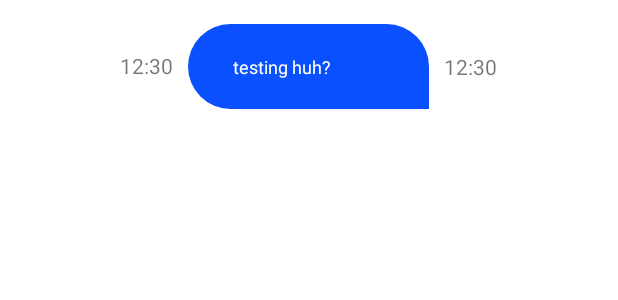
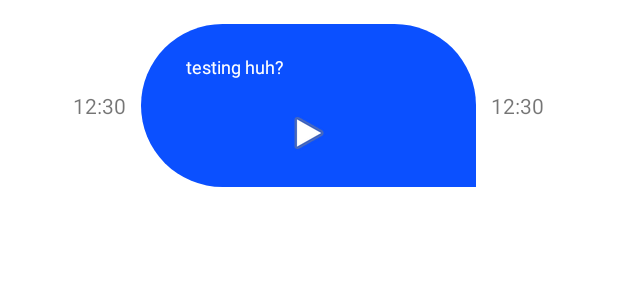
Before and after one commit to aksov19/AndroidFinal, an Android app: the layout chat_message_item.xml on its own in the app's theme, with its tools: preview values and no code run, on a phone screen of 412 x 824 dp. Shown: the top 300 px of the screen. Run offline under Robolectric (Android 15) with nearby library versions, the phone set to English and light mode, and no system bars.

Commit message:
Added voice message visuals

```diff
--- a/app/src/main/AndroidManifest.xml
+++ b/app/src/main/AndroidManifest.xml
@@ -1,6 +1,8 @@
 <?xml version="1.0" encoding="utf-8"?>
 <manifest xmlns:android="http://schemas.android.com/apk/res/android"
     xmlns:tools="http://schemas.android.com/tools">
+
+    <uses-permission android:name="android.permission.RECORD_AUDIO" />
 
     <application
         android:allowBackup="true"
@@ -34,5 +36,4 @@
             android:name=".views.ChatActivity"
             android:exported="false" />
     </application>
-
 </manifest>
--- a/app/src/main/res/layout/chat_message_item.xml
+++ b/app/src/main/res/layout/chat_message_item.xml
@@ -1,5 +1,6 @@
 <?xml version="1.0" encoding="utf-8"?>
 <LinearLayout xmlns:android="http://schemas.android.com/apk/res/android"
+    xmlns:app="http://schemas.android.com/apk/res-auto"
     xmlns:tools="http://schemas.android.com/tools"
     android:layout_width="match_parent"
     android:layout_height="wrap_content"
@@ -16,25 +17,42 @@
         android:id="@+id/timeViewL"
         android:layout_width="wrap_content"
         android:layout_height="wrap_content"
+        android:layout_gravity="center_vertical|end"
         android:layout_weight="0"
         android:paddingEnd="@dimen/chat_item_space"
         android:text="@string/time_left"
-        android:textAlignment="viewEnd"
         tools:ignore="RtlSymmetry" />
 
-    <TextView
-        android:id="@+id/messageView"
-        android:layout_width="0dp"
+    <LinearLayout
+        android:id="@+id/MessageLinearLayout"
+        android:layout_width="wrap_content"
         android:layout_height="wrap_content"
         android:layout_weight="2"
         android:background="@drawable/chat_item_background_right"
+        android:orientation="vertical"
         android:paddingStart="@dimen/chat_msg_padding_lr"
         android:paddingTop="@dimen/chat_msg_padding_tb"
         android:paddingEnd="@dimen/chat_msg_padding_lr"
-        android:paddingBottom="@dimen/chat_msg_padding_tb"
-        android:text="@string/message"
-        android:textColor="@android:color/white"
-        android:textSize="@dimen/chat_msg_font_size" />
+        android:paddingBottom="@dimen/chat_msg_padding_tb">
+
+        <TextView
+            android:id="@+id/messageView"
+            android:layout_width="match_parent"
+            android:layout_height="wrap_content"
+            android:paddingBottom="@dimen/chat_msg_padding_tb"
+            android:text="@string/message"
+            android:textColor="@android:color/white"
+            android:textSize="@dimen/chat_msg_font_size" />
+
+        <ImageButton
+            android:id="@+id/voiceMessageButton"
+            android:layout_width="match_parent"
+            android:layout_height="wrap_content"
+            android:background="@color/transparent"
+            android:contentDescription="@string/play_voice_message_desc"
+            app:srcCompat="@android:drawable/ic_media_play"
+            tools:ignore="TouchTargetSizeCheck" />
+    </LinearLayout>
 
     <TextView
         android:id="@+id/timeViewR"
--- a/app/src/main/res/values/dimens.xml
+++ b/app/src/main/res/values/dimens.xml
@@ -20,7 +20,7 @@
     <dimen name="chat_info_margin">16dp</dimen>
     <dimen name="chat_info_padding">20dp</dimen>
     <dimen name="chat_item_space">10dp</dimen>
-    <dimen name="chat_item_radius">140dp</dimen>
+    <dimen name="chat_item_radius">70dp</dimen>
     <dimen name="chat_msg_padding_tb">20dp</dimen>
     <dimen name="chat_msg_padding_lr">30dp</dimen>
     <dimen name="chat_msg_font_size">12sp</dimen>
--- a/app/src/main/res/values/strings.xml
+++ b/app/src/main/res/values/strings.xml
@@ -21,5 +21,7 @@
     <string name="time_right">12:30</string>
     <string name="message">testing huh?</string>
     <string name="nada">nada</string>
+    <string name="mic_button_desc">mic_button</string>
+    <string name="play_voice_message_desc">play voice message</string>
 
 </resources>
```
Also changed, not shown: app/src/main/java/ge/aksovreli/messengerapp/viewmodels/chat/ChatAdapter.kt (+10 -7 lines), app/src/main/res/layout/chat_activity.xml (+27 -6 lines).
